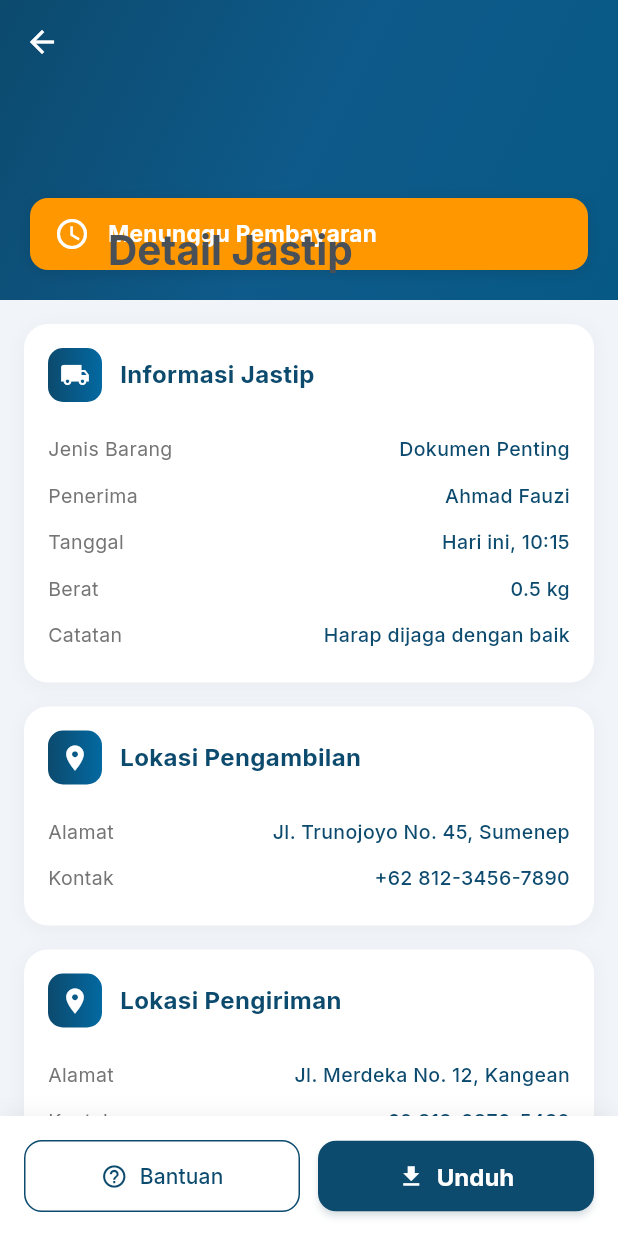
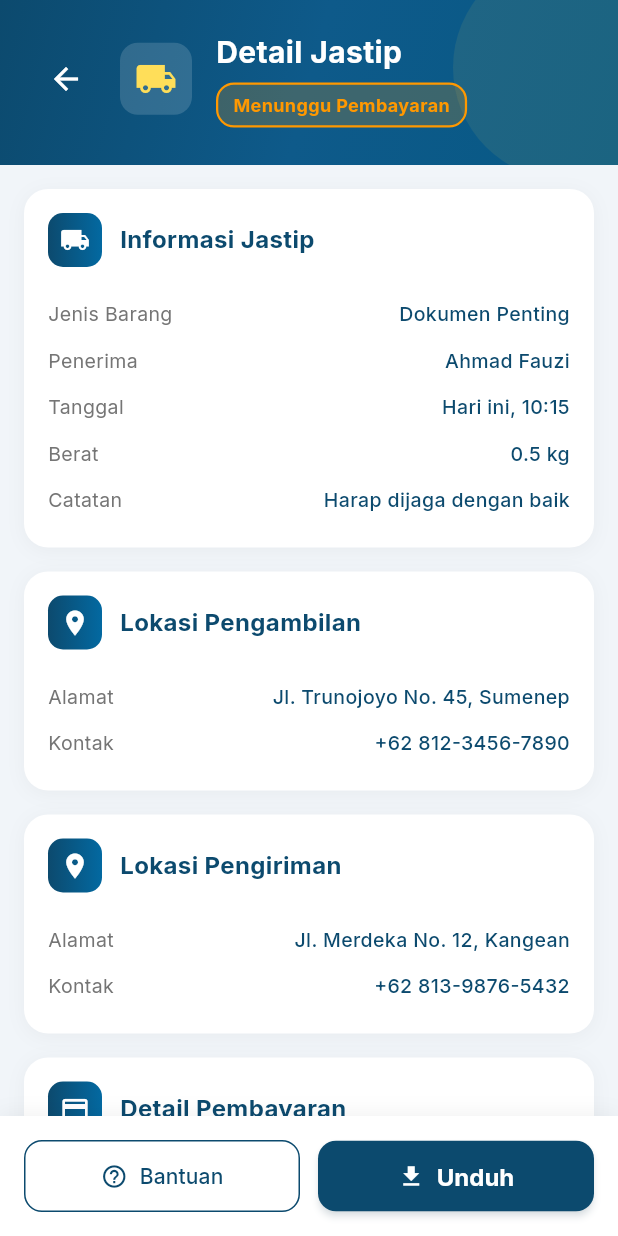
Before and after one commit to adhfry/navigo-app, a Flutter app: the ActivityDetailView screen opened by its route, on a phone screen of 412 x 824 dp. Run offline on Flutter 3.47's test engine with Material 3 defaults, Android fonts, the phone set to English and light mode, and no system bars; our stand-ins replace cached_network_image, carousel_slider, dio, flutter_svg, get, get_storage and 4 more; accounts and stored records are empty.

Commit message:
Fix header layouts: remove overlapping elements and double back buttons in detail pages

```diff
--- a/lib/app/modules/activity_detail/views/activity_detail_view.dart
+++ b/lib/app/modules/activity_detail/views/activity_detail_view.dart
@@ -21,22 +21,12 @@ class ActivityDetailView extends GetView<ActivityDetailController> {
           slivers: [
             // App Bar
             SliverAppBar(
-              expandedHeight: 200,
+              expandedHeight: 110,
               floating: false,
               pinned: true,
               backgroundColor: const Color(0xFF0c4a6e),
-              leading: IconButton(
-                icon: const Icon(Icons.arrow_back, color: Colors.white),
-                onPressed: () => Get.back(),
-              ),
+              automaticallyImplyLeading: false,
               flexibleSpace: FlexibleSpaceBar(
-                title: Text(
-                  type == 'BOOKING' ? 'Detail Tiket' : 'Detail Jastip',
-                  style: const TextStyle(
-                    fontWeight: FontWeight.bold,
-                    fontSize: 18,
-                  ),
-                ),
                 background: Stack(
                   children: [
                     Container(
@@ -53,10 +43,67 @@ class ActivityDetailView extends GetView<ActivityDetailController> {
                       ),
                     ),
                     Positioned(
-                      bottom: 20,
-                      left: 20,
-                      right: 20,
-                      child: _buildStatusBanner(data['status'] ?? 'PENDING'),
+                      top: -30,
+                      right: -40,
+                      child: Container(
+                        width: 150,
+                        height: 150,
+                        decoration: BoxDecoration(
+                          shape: BoxShape.circle,
+                          color: const Color(0xFFFFDE59).withValues(alpha: 0.08),
+                        ),
+                      ),
+                    ),
+                    SafeArea(
+                      child: Padding(
+                        padding: const EdgeInsets.all(20),
+                        child: Row(
+                          crossAxisAlignment: CrossAxisAlignment.center,
+                          children: [
+                            IconButton(
+                              icon: const Icon(Icons.arrow_back, color: Colors.white),
+                              onPressed: () => Get.back(),
+                              padding: EdgeInsets.zero,
+                              constraints: const BoxConstraints(),
+                            ),
+                            const SizedBox(width: 12),
+                            Container(
+                              padding: const EdgeInsets.all(10),
+                              decoration: BoxDecoration(
+                                color: Colors.white.withValues(alpha: 0.15),
+                                borderRadius: BorderRadius.circular(12),
+                              ),
+                              child: Icon(
+                                type == 'BOOKING' ? Icons.receipt_long : Icons.local_shipping,
+                                color: const Color(0xFFFFDE59),
+                                size: 28,
+                              ),
+                            ),
+                            const SizedBox(width: 16),
+                            Expanded(
+                              child: Column(
+                                crossAxisAlignment: CrossAxisAlignment.start,
+                                mainAxisAlignment: MainAxisAlignment.center,
+                                mainAxisSize: MainAxisSize.min,
+                                children: [
+                                  Text(
+                                    type == 'BOOKING' ? 'Detail Tiket' : 'Detail Jastip',
+                                    style: const TextStyle(
+                                      fontSize: 20,
+                                      fontWeight: FontWeight.bold,
+                                      color: Colors.white,
+                                    ),
+                                    maxLines: 1,
+                                    overflow: TextOverflow.ellipsis,
+                                  ),
+                                  const SizedBox(height: 6),
+                                  _buildStatusBadge(data['status'] ?? 'PENDING'),
+                                ],
+                              ),
+                            ),
+                          ],
+                        ),
+                      ),
                     ),
                   ],
                 ),
@@ -68,8 +115,10 @@ class ActivityDetailView extends GetView<ActivityDetailController> {
               padding: const EdgeInsets.all(16),
               sliver: SliverList(
                 delegate: SliverChildListDelegate([
-                  if (type == 'BOOKING') ..._buildBookingContent(data)
-                  else ..._buildJastipContent(data),
+                  if (type == 'BOOKING')
+                    ..._buildBookingContent(data)
+                  else
+                    ..._buildJastipContent(data),
                   const SizedBox(height: 80),
                 ]),
               ),
@@ -81,66 +130,46 @@ class ActivityDetailView extends GetView<ActivityDetailController> {
     );
   }
 
-  Widget _buildStatusBanner(String status) {
+  Widget _buildStatusBadge(String status) {
     Color statusColor;
     String statusLabel;
-    IconData statusIcon;
 
     switch (status) {
       case 'CONFIRMED':
         statusColor = Colors.green;
-        statusLabel = 'Pesanan Dikonfirmasi';
-        statusIcon = Icons.check_circle;
+        statusLabel = 'Dikonfirmasi';
         break;
       case 'IN_TRANSIT':
         statusColor = Colors.blue;
-        statusLabel = 'Sedang Dalam Perjalanan';
-        statusIcon = Icons.local_shipping;
+        statusLabel = 'Dalam Perjalanan';
         break;
       case 'COMPLETED':
         statusColor = Colors.grey;
-        statusLabel = 'Pesanan Selesai';
-        statusIcon = Icons.done_all;
+        statusLabel = 'Selesai';
         break;
       case 'CANCELLED':
         statusColor = Colors.red;
-        statusLabel = 'Pesanan Dibatalkan';
-        statusIcon = Icons.cancel;
+        statusLabel = 'Dibatalkan';
         break;
       default:
         statusColor = Colors.orange;
         statusLabel = 'Menunggu Pembayaran';
-        statusIcon = Icons.schedule;
     }
 
     return Container(
-      padding: const EdgeInsets.symmetric(horizontal: 16, vertical: 12),
+      padding: const EdgeInsets.symmetric(horizontal: 10, vertical: 5),
       decoration: BoxDecoration(
-        color: statusColor,
+        color: statusColor.withValues(alpha: 0.2),
         borderRadius: BorderRadius.circular(12),
-        boxShadow: [
-          BoxShadow(
-            color: Colors.black.withValues(alpha: 0.1),
-            blurRadius: 8,
-            offset: const Offset(0, 2),
-          ),
-        ],
+        border: Border.all(color: statusColor, width: 1.5),
       ),
-      child: Row(
-        children: [
-          Icon(statusIcon, color: Colors.white, size: 24),
-          const SizedBox(width: 12),
-          Expanded(
-            child: Text(
-              statusLabel,
-              style: const TextStyle(
-                color: Colors.white,
-                fontWeight: FontWeight.bold,
-                fontSize: 15,
-              ),
-            ),
-          ),
-        ],
+      child: Text(
+        statusLabel,
+        style: TextStyle(
+          color: statusColor,
+          fontWeight: FontWeight.bold,
+          fontSize: 12,
+        ),
       ),
     );
   }
@@ -151,9 +180,15 @@ class ActivityDetailView extends GetView<ActivityDetailController> {
         title: 'Informasi Tiket',
         icon: Icons.directions_boat,
         children: [
-          _buildInfoRow('Nama Kapal', data['subtitle'] ?? 'KM. Dharma Kartika III'),
+          _buildInfoRow(
+            'Nama Kapal',
+            data['subtitle'] ?? 'KM. Dharma Kartika III',
+          ),
           _buildInfoRow('Rute', '${data['title'] ?? 'Sumenep - Kangean'}'),
-          _buildInfoRow('Tanggal Keberangkatan', data['date'] ?? 'Hari ini, 14:30'),
+          _buildInfoRow(
+            'Tanggal Keberangkatan',
+            data['date'] ?? 'Hari ini, 14:30',
+          ),
           _buildInfoRow('Kelas', 'Ekonomi'),
           _buildInfoRow('Jumlah Penumpang', '2 Orang'),
         ],
@@ -175,7 +210,10 @@ class ActivityDetailView extends GetView<ActivityDetailController> {
         title: 'Detail Pembayaran',
         icon: Icons.payment,
         children: [
-          _buildInfoRow('Harga Tiket', 'Rp ${_formatCurrency(data['amount'] ?? 75000)}'),
+          _buildInfoRow(
+            'Harga Tiket',
+            'Rp ${_formatCurrency(data['amount'] ?? 75000)}',
+          ),
           _buildInfoRow('Biaya Admin', 'Rp 2.500'),
           const Divider(),
           _buildInfoRow(
@@ -226,7 +264,10 @@ class ActivityDetailView extends GetView<ActivityDetailController> {
         title: 'Detail Pembayaran',
         icon: Icons.payment,
         children: [
-          _buildInfoRow('Biaya Jastip', 'Rp ${_formatCurrency(data['amount'] ?? 50000)}'),
+          _buildInfoRow(
+            'Biaya Jastip',
+            'Rp ${_formatCurrency(data['amount'] ?? 50000)}',
+          ),
           _buildInfoRow('Biaya Admin', 'Rp 1.500'),
           const Divider(),
           _buildInfoRow(
@@ -306,10 +347,7 @@ class ActivityDetailView extends GetView<ActivityDetailController> {
             flex: 2,
             child: Text(
               label,
-              style: TextStyle(
-                fontSize: 13,
-                color: Colors.grey.shade600,
-              ),
+              style: TextStyle(fontSize: 13, color: Colors.grey.shade600),
             ),
           ),
           Expanded(
@@ -355,7 +393,10 @@ class ActivityDetailView extends GetView<ActivityDetailController> {
                   colorText: const Color(0xFF0c4a6e),
                   margin: const EdgeInsets.all(16),
                   borderRadius: 12,
-                  icon: const Icon(Icons.support_agent, color: Color(0xFF0c4a6e)),
+                  icon: const Icon(
+                    Icons.support_agent,
+                    color: Color(0xFF0c4a6e),
+                  ),
                 );
               },
               icon: const Icon(Icons.help_outline),
--- a/lib/app/modules/jastip/views/jastip_view.dart
+++ b/lib/app/modules/jastip/views/jastip_view.dart
@@ -77,7 +77,7 @@ class JastipView extends GetView<JastipController> {
             ),
             SafeArea(
               child: Padding(
-                padding: const EdgeInsets.fromLTRB(60, 20, 20, 20),
+                padding: const EdgeInsets.fromLTRB(20, 60, 20, 20),
                 child: Column(
                   crossAxisAlignment: CrossAxisAlignment.start,
                   mainAxisAlignment: MainAxisAlignment.end,
```
Also changed, not shown: lib/app/modules/main/dashboard/views/home_view.dart (+4 -4 lines), lib/app/modules/schedule_detail/views/schedule_detail_view.dart (+53 -70 lines), lib/app/modules/ticket/views/ticket_view.dart (+6 -6 lines), lib/app/modules/traveler_verification/views/traveler_verification_view.dart (+164 -35 lines).
